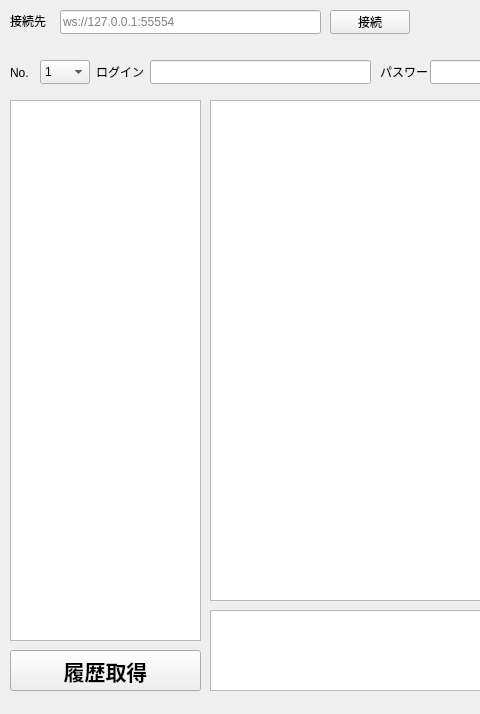
Qt form chatbot-client/mainwindow.ui (zattu1/chatbot-client) before a commit; both pictures show x 0 to 480 and y 0 to 714 of the 973 by 714 pixel window.
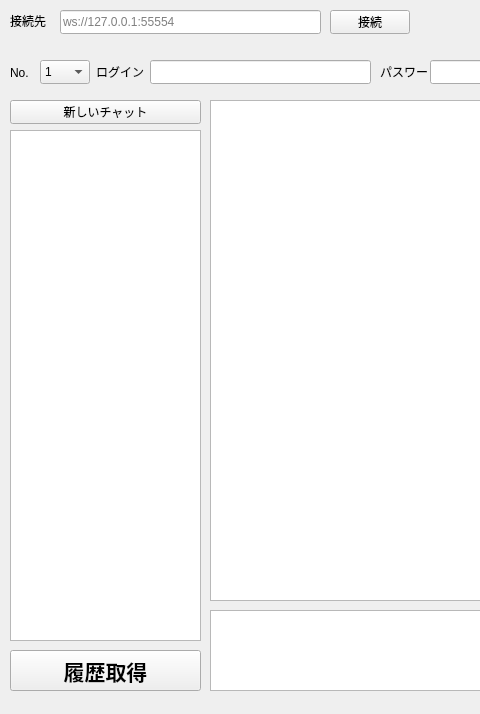
The same form after that commit.

What changed in the file:
```diff
--- a/chatbot-client/mainwindow.ui
+++ b/chatbot-client/mainwindow.ui
@@ -260,15 +260,28 @@
     <property name="geometry">
      <rect>
       <x>10</x>
-      <y>100</y>
+      <y>130</y>
       <width>191</width>
-      <height>541</height>
+      <height>511</height>
      </rect>
     </property>
     <property name="toolTip">
      <string>ダブルクリックで実行</string>
     </property>
    </widget>
+   <widget class="QPushButton" name="newChatPushButton">
+    <property name="geometry">
+     <rect>
+      <x>10</x>
+      <y>100</y>
+      <width>191</width>
+      <height>24</height>
+     </rect>
+    </property>
+    <property name="text">
+     <string>新しいチャット</string>
+    </property>
+   </widget>
   </widget>
   <widget class="QMenuBar" name="menubar">
    <property name="geometry">
```
Left out of the diff: 4 changed lines with no effect on the pictures.
